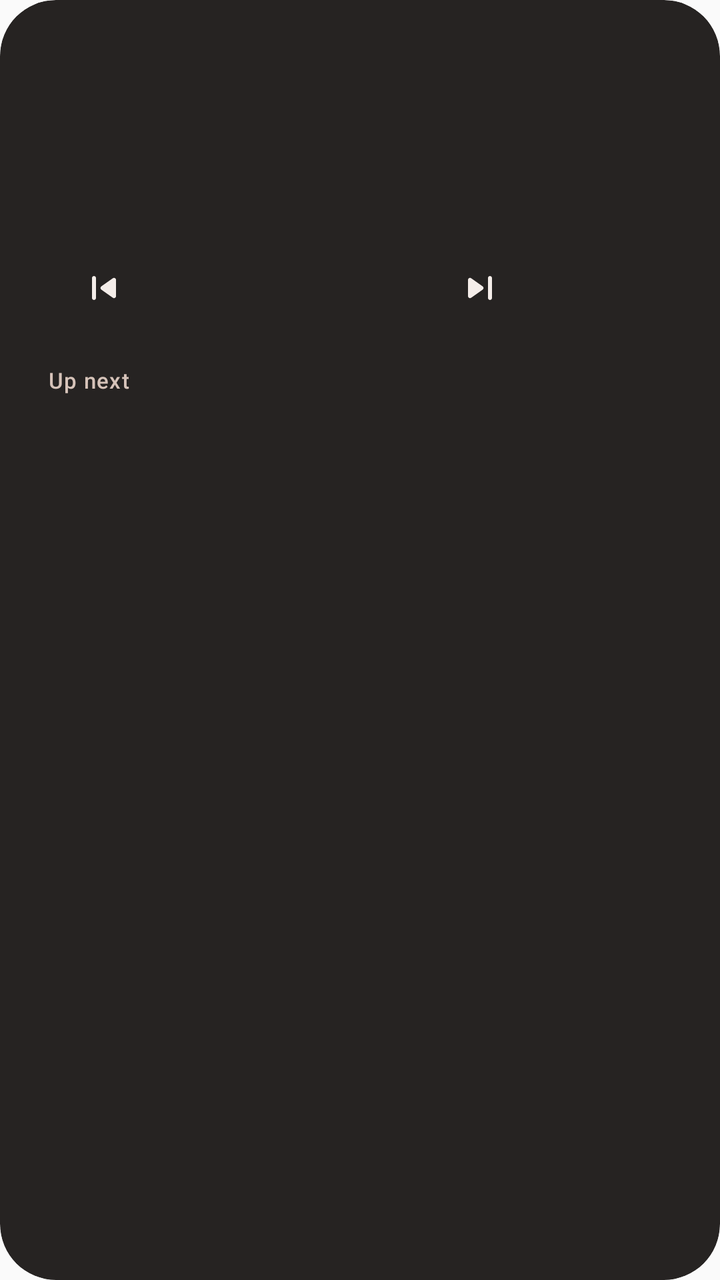
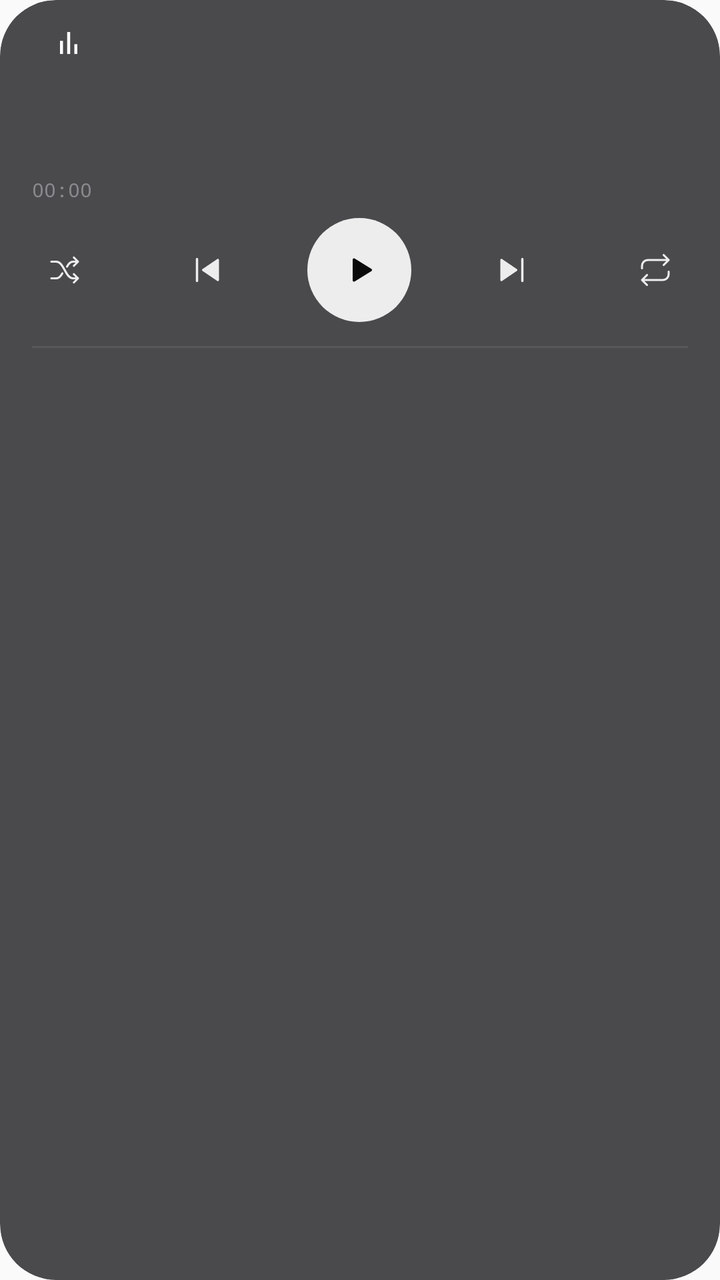

An Android layout rendered at two revisions. The XML below is the earlier revision; the diff shows what the commit changed to produce the second picture.
<!-- AndroidManifest.xml: application theme AppTheme -->
<!-- res/layout/widget_tall.xml -->
<?xml version="1.0" encoding="utf-8"?>
<FrameLayout xmlns:android="http://schemas.android.com/apk/res/android"
    android:id="@android:id/background"
    android:layout_width="match_parent"
    android:layout_height="match_parent"
    android:background="@drawable/wg_shape"
    android:clipToOutline="true">

    <ImageView
        android:id="@+id/wg_bg"
        android:layout_width="match_parent"
        android:layout_height="match_parent"
        android:importantForAccessibility="no"
        android:scaleType="fitXY" />

    <LinearLayout
        android:layout_width="match_parent"
        android:layout_height="match_parent"
        android:orientation="vertical">

        <LinearLayout
            android:layout_width="match_parent"
            android:layout_height="176dp"
            android:clipChildren="false"
            android:clipToPadding="false"
            android:orientation="horizontal"
            android:paddingStart="16dp"
            android:paddingEnd="16dp"
            android:paddingTop="10dp"
            android:paddingBottom="10dp">

            <ImageView
                android:id="@+id/wg_art"
                android:layout_width="wrap_content"
                android:layout_height="wrap_content"
                android:importantForAccessibility="no" />

            <LinearLayout
                android:layout_width="0dp"
                android:layout_height="match_parent"
                android:layout_marginStart="16dp"
                android:layout_weight="1"
                android:clipChildren="false"
                android:clipToPadding="false"
                android:orientation="vertical">

                <LinearLayout
                    android:layout_width="match_parent"
                    android:layout_height="18dp"
                    android:gravity="center_vertical"
                    android:orientation="horizontal">

                    <ImageView
                        android:id="@+id/wg_knob"
                        android:layout_width="16dp"
                        android:layout_height="16dp"
                        android:layout_marginEnd="6dp"
                        android:importantForAccessibility="no"
                        android:scaleType="fitXY"
                        android:visibility="gone" />

                    <TextView
                        android:id="@+id/wg_label"
                        style="@style/WgLabel" />
                </LinearLayout>

                <TextView
                    android:id="@+id/wg_title"
                    style="@style/WgText.Medium"
                    android:layout_marginTop="1dp"
                    android:textSize="15dp" />

                <TextView
                    android:id="@+id/wg_artist"
                    style="@style/WgText.Muted"
                    android:layout_marginTop="1dp"
                    android:textSize="13dp" />

                <FrameLayout
                    android:layout_width="match_parent"
                    android:layout_height="0dp"
                    android:layout_weight="1" />

                <ImageView
                    android:id="@+id/wg_scrub"
                    android:layout_width="match_parent"
                    android:layout_height="4dp"
                    android:layout_marginBottom="6dp"
                    android:importantForAccessibility="no"
                    android:scaleType="fitXY" />

                <LinearLayout
                    android:layout_width="match_parent"
                    android:layout_height="44dp"
                    android:clipChildren="false"
                    android:clipToPadding="false"
                    android:gravity="center_vertical"
                    android:orientation="horizontal">

                    <ImageView
                        android:id="@+id/wg_prev"
                        style="@style/WgIconBtn"
                        android:contentDescription="@string/wg_prev"
                        android:src="@drawable/ic_wg_prev" />

                    <FrameLayout
                        android:layout_width="0dp"
                        android:layout_height="1dp"
                        android:layout_weight="1" />

                    <ImageView
                        android:id="@+id/wg_play"
                        style="@style/WgPlay"
                        android:layout_width="60dp"
                        android:layout_height="44dp" />

                    <FrameLayout
                        android:layout_width="0dp"
                        android:layout_height="1dp"
                        android:layout_weight="1" />

                    <ImageView
                        android:id="@+id/wg_next"
                        style="@style/WgIconBtn"
                        android:contentDescription="@string/wg_next"
                        android:src="@drawable/ic_wg_next" />

                    <FrameLayout
                        android:layout_width="0dp"
                        android:layout_height="1dp"
                        android:layout_weight="1" />

                    <ImageView
                        android:id="@+id/wg_shuffle"
                        android:layout_width="40dp"
                        android:layout_height="40dp"
                        android:contentDescription="@string/wg_shuffle"
                        android:scaleType="fitXY" />
                </LinearLayout>
            </LinearLayout>
        </LinearLayout>

        <LinearLayout
            android:id="@+id/wg_queue_box"
            android:clipChildren="false"
            android:clipToPadding="false"
            android:layout_width="match_parent"
            android:layout_height="0dp"
            android:layout_marginStart="8dp"
            android:layout_marginEnd="8dp"
            android:layout_marginBottom="6dp"
            android:layout_weight="1"
            android:orientation="vertical"
            android:padding="8dp">

            <TextView
                android:id="@+id/wg_up_label"
                style="@style/WgLabel"
                android:paddingStart="8dp"
                android:paddingEnd="8dp"
                android:paddingBottom="4dp"
                android:text="Up next" />

            <LinearLayout
                android:id="@+id/wg_queue"
                android:layout_width="match_parent"
                android:layout_height="wrap_content"
                android:orientation="vertical" />
        </LinearLayout>
    </LinearLayout>
</FrameLayout>
<!-- resources referenced by this layout -->
<resources>
  <!-- drawable ic_wg_next (drawable) -->
  <?xml version="1.0" encoding="utf-8"?>
  <vector xmlns:android="http://schemas.android.com/apk/res/android"
      android:width="24dp"
      android:height="24dp"
      android:viewportWidth="24"
      android:viewportHeight="24">
      <path
          android:fillColor="#FFFFFFFF"
          android:pathData="M7.58,16.89l5.77,-4.07c0.56,-0.4 0.56,-1.24 0,-1.63L7.58,7.11C6.91,6.65 6,7.12 6,7.93v8.14C6,16.88 6.91,17.35 7.58,16.89zM16,7v10c0,0.55 0.45,1 1,1s1,-0.45 1,-1V7c0,-0.55 -0.45,-1 -1,-1S16,6.45 16,7z" />
  </vector>
  <!-- drawable ic_wg_prev (drawable) -->
  <?xml version="1.0" encoding="utf-8"?>
  <vector xmlns:android="http://schemas.android.com/apk/res/android"
      android:width="24dp"
      android:height="24dp"
      android:viewportWidth="24"
      android:viewportHeight="24">
      <path
          android:fillColor="#FFFFFFFF"
          android:pathData="M7,6c0.55,0 1,0.45 1,1v10c0,0.55 -0.45,1 -1,1s-1,-0.45 -1,-1V7C6,6.45 6.45,6 7,6zM10.66,12.82l5.77,4.07c0.66,0.47 1.58,-0.01 1.58,-0.82V7.93c0,-0.81 -0.91,-1.28 -1.58,-0.82l-5.77,4.07C10.09,11.58 10.09,12.42 10.66,12.82z" />
  </vector>
  <style name="WgIconBtn">
          <item name="android:layout_width">40dp</item>
          <item name="android:layout_height">44dp</item>
          <item name="android:paddingStart">8dp</item>
          <item name="android:paddingEnd">8dp</item>
          <item name="android:paddingTop">10dp</item>
          <item name="android:paddingBottom">10dp</item>
          <item name="android:scaleType">fitCenter</item>
          <item name="android:tint">@color/wg_text</item>
      </style>
  <style name="WgLabel">
          <item name="android:layout_width">wrap_content</item>
          <item name="android:layout_height">wrap_content</item>
          <item name="android:singleLine">true</item>
          <item name="android:ellipsize">end</item>
          <item name="android:includeFontPadding">false</item>
          <item name="android:fontFamily">sans-serif-medium</item>
          <item name="android:textSize">11dp</item>
          <item name="android:letterSpacing">0.04</item>
          <item name="android:textColor">@color/wg_text2</item>
      </style>
  <style name="WgPlay">
          <item name="android:layout_width">48dp</item>
          <item name="android:layout_height">48dp</item>
          <item name="android:scaleType">fitXY</item>
          <item name="android:contentDescription">@string/wg_play</item>
      </style>
  <style name="WgText.Medium">
          <item name="android:fontFamily">sans-serif-medium</item>
      </style>
  <style name="WgText.Muted">
          <item name="android:textColor">@color/wg_text2</item>
      </style>
  <dimen name="wg_radius">28dp</dimen>
  <color name="wg_glass">#EB141110</color>
  <color name="wg_text">#FFF4EDE9</color>
  <color name="wg_text2">#FFD6C3B9</color>
  <!-- unchanged entries left out for length: 6 -->
</resources>

<!-- the commit's change to res/layout/widget_tall.xml (unified diff, before → after) -->
@@ -16,18 +16,14 @@
     <LinearLayout
         android:layout_width="match_parent"
         android:layout_height="match_parent"
-        android:orientation="vertical">
-
-        <LinearLayout
-            android:layout_width="match_parent"
-            android:layout_height="176dp"
-            android:clipChildren="false"
-            android:clipToPadding="false"
-            android:orientation="horizontal"
-            android:paddingStart="16dp"
-            android:paddingEnd="16dp"
-            android:paddingTop="10dp"
-            android:paddingBottom="10dp">
+        android:orientation="vertical"
+        android:padding="16dp">
+
+        <LinearLayout
+            android:layout_width="match_parent"
+            android:layout_height="wrap_content"
+            android:gravity="bottom"
+            android:orientation="horizontal">
 
             <ImageView
                 android:id="@+id/wg_art"
@@ -37,135 +33,176 @@
 
             <LinearLayout
                 android:layout_width="0dp"
-                android:layout_height="match_parent"
-                android:layout_marginStart="16dp"
+                android:layout_height="wrap_content"
+                android:layout_marginStart="14dp"
                 android:layout_weight="1"
-                android:clipChildren="false"
-                android:clipToPadding="false"
-                android:orientation="vertical">
-
-                <LinearLayout
-                    android:layout_width="match_parent"
-                    android:layout_height="18dp"
-                    android:gravity="center_vertical"
-                    android:orientation="horizontal">
-
-                    <ImageView
-                        android:id="@+id/wg_knob"
-                        android:layout_width="16dp"
-                        android:layout_height="16dp"
-                        android:layout_marginEnd="6dp"
-                        android:importantForAccessibility="no"
-                        android:scaleType="fitXY"
-                        android:visibility="gone" />
-
-                    <TextView
-                        android:id="@+id/wg_label"
-                        style="@style/WgLabel" />
-                </LinearLayout>
+                android:orientation="vertical"
+                android:paddingBottom="2dp">
+
+            <LinearLayout
+                android:layout_width="match_parent"
+                android:layout_height="wrap_content"
+                android:gravity="center_vertical"
+                android:orientation="horizontal">
+
+                <ImageView
+                    android:id="@+id/wg_eq"
+                    android:layout_width="8.5dp"
+                    android:layout_height="11dp"
+                    android:layout_marginEnd="6dp"
+                    android:importantForAccessibility="no"
+                    android:src="@drawable/ic_wg_eq" />
+
+                <TextView
+                    android:id="@+id/wg_label"
+                    style="@style/WgMono" />
+            </LinearLayout>
 
                 <TextView
                     android:id="@+id/wg_title"
-                    style="@style/WgText.Medium"
-                    android:layout_marginTop="1dp"
-                    android:textSize="15dp" />
+                    style="@style/WgText"
+                    android:layout_marginTop="6dp"
+                    android:letterSpacing="-0.015"
+                    android:textSize="22dp" />
 
                 <TextView
                     android:id="@+id/wg_artist"
                     style="@style/WgText.Muted"
-                    android:layout_marginTop="1dp"
-                    android:textSize="13dp" />
-
-                <FrameLayout
-                    android:layout_width="match_parent"
-                    android:layout_height="0dp"
-                    android:layout_weight="1" />
-
-                <ImageView
-                    android:id="@+id/wg_scrub"
-                    android:layout_width="match_parent"
-                    android:layout_height="4dp"
-                    android:layout_marginBottom="6dp"
-                    android:importantForAccessibility="no"
-                    android:scaleType="fitXY" />
-
-                <LinearLayout
-                    android:layout_width="match_parent"
-                    android:layout_height="44dp"
-                    android:clipChildren="false"
-                    android:clipToPadding="false"
-                    android:gravity="center_vertical"
-                    android:orientation="horizontal">
-
-                    <ImageView
-                        android:id="@+id/wg_prev"
-                        style="@style/WgIconBtn"
-                        android:contentDescription="@string/wg_prev"
-                        android:src="@drawable/ic_wg_prev" />
-
-                    <FrameLayout
-                        android:layout_width="0dp"
-                        android:layout_height="1dp"
-                        android:layout_weight="1" />
-
-                    <ImageView
-                        android:id="@+id/wg_play"
-                        style="@style/WgPlay"
-                        android:layout_width="60dp"
-                        android:layout_height="44dp" />
-
-                    <FrameLayout
-                        android:layout_width="0dp"
-                        android:layout_height="1dp"
-                        android:layout_weight="1" />
-
-                    <ImageView
-                        android:id="@+id/wg_next"
-                        style="@style/WgIconBtn"
-                        android:contentDescription="@string/wg_next"
-                        android:src="@drawable/ic_wg_next" />
-
-                    <FrameLayout
-                        android:layout_width="0dp"
-                        android:layout_height="1dp"
-                        android:layout_weight="1" />
-
-                    <ImageView
-                        android:id="@+id/wg_shuffle"
-                        android:layout_width="40dp"
-                        android:layout_height="40dp"
-                        android:contentDescription="@string/wg_shuffle"
-                        android:scaleType="fitXY" />
-                </LinearLayout>
+                    android:layout_marginTop="6dp"
+                    android:textSize="14dp" />
             </LinearLayout>
         </LinearLayout>
 
+        <ImageView
+            android:id="@+id/wg_scrub"
+            android:layout_width="wrap_content"
+            android:layout_height="wrap_content"
+            android:layout_marginStart="-10dp"
+            android:layout_marginTop="6dp"
+            android:layout_marginEnd="-10dp"
+            android:layout_marginBottom="-6dp"
+            android:importantForAccessibility="no" />
+
+        <LinearLayout
+            android:layout_width="match_parent"
+            android:layout_height="wrap_content"
+            android:layout_marginTop="6dp"
+            android:orientation="horizontal">
+
+            <Chronometer
+                android:id="@+id/wg_pos"
+                style="@style/WgMono"
+                android:letterSpacing="0"
+                android:textSize="10dp" />
+
+            <FrameLayout
+                android:layout_width="0dp"
+                android:layout_height="1dp"
+                android:layout_weight="1" />
+
+            <TextView
+                android:id="@+id/wg_dur"
+                style="@style/WgMono"
+                android:letterSpacing="0"
+                android:textSize="10dp" />
+        </LinearLayout>
+
+        <LinearLayout
+            android:layout_width="match_parent"
+            android:layout_height="wrap_content"
+            android:layout_marginStart="-6dp"
+            android:layout_marginTop="8dp"
+            android:layout_marginEnd="-6dp"
+            android:gravity="center_vertical"
+            android:orientation="horizontal">
+
+            <ImageView
+                android:id="@+id/wg_shuffle"
+                android:layout_width="44dp"
+                android:layout_height="44dp"
+                android:contentDescription="@string/wg_shuffle"
+                android:padding="12dp"
+                android:scaleType="fitCenter"
+                android:src="@drawable/ic_wg_shuffle"
+                android:tint="@color/wg_text" />
+
+            <FrameLayout
+                android:layout_width="0dp"
+                android:layout_height="1dp"
+                android:layout_weight="1" />
+
+            <ImageView
+                android:id="@+id/wg_prev"
+                android:layout_width="44dp"
+                android:layout_height="44dp"
+                android:contentDescription="@string/wg_prev"
+                android:padding="11dp"
+                android:scaleType="fitCenter"
+                android:src="@drawable/ic_wg_prev"
+                android:tint="@color/wg_text" />
+
+            <FrameLayout
+                android:layout_width="0dp"
+                android:layout_height="1dp"
+                android:layout_weight="1" />
+
+            <ImageView
+                android:id="@+id/wg_play"
+                style="@style/WgPlay"
+                android:layout_width="52dp"
+                android:layout_height="52dp"
+                android:padding="16dp" />
+
+            <FrameLayout
+                android:layout_width="0dp"
+                android:layout_height="1dp"
+                android:layout_weight="1" />
+
+            <ImageView
+                android:id="@+id/wg_next"
+                android:layout_width="44dp"
+                android:layout_height="44dp"
+                android:contentDescription="@string/wg_next"
+                android:padding="11dp"
+                android:scaleType="fitCenter"
+                android:src="@drawable/ic_wg_next"
+                android:tint="@color/wg_text" />
+
+            <FrameLayout
+                android:layout_width="0dp"
+                android:layout_height="1dp"
+                android:layout_weight="1" />
+
+            <ImageView
+                android:id="@+id/wg_repeat"
+                android:layout_width="44dp"
+                android:layout_height="44dp"
+                android:contentDescription="@string/wg_repeat"
+                android:padding="12dp"
+                android:scaleType="fitCenter"
+                android:src="@drawable/ic_wg_repeat"
+                android:tint="@color/wg_text" />
+        </LinearLayout>
+
         <LinearLayout
             android:id="@+id/wg_queue_box"
-            android:clipChildren="false"
-            android:clipToPadding="false"
             android:layout_width="match_parent"
             android:layout_height="0dp"
-            android:layout_marginStart="8dp"
-            android:layout_marginEnd="8dp"
-            android:layout_marginBottom="6dp"
+            android:layout_marginTop="12dp"
             android:layout_weight="1"
-            android:orientation="vertical"
-            android:padding="8dp">
-
-            <TextView
-                android:id="@+id/wg_up_label"
-                style="@style/WgLabel"
-                android:paddingStart="8dp"
-                android:paddingEnd="8dp"
-                android:paddingBottom="4dp"
-                android:text="Up next" />
+            android:orientation="vertical">
+
+            <FrameLayout
+                android:layout_width="match_parent"
+                android:layout_height="1dp"
+                android:background="@color/wg_hair" />
 
             <LinearLayout
                 android:id="@+id/wg_queue"
                 android:layout_width="match_parent"
                 android:layout_height="wrap_content"
-                android:orientation="vertical" />
+                android:orientation="vertical"
+                android:paddingTop="4dp" />
         </LinearLayout>
     </LinearLayout>
 </FrameLayout>
<!-- resource entries referenced after the edit -->
@@ -1,5 +1,6 @@
 <!-- resources referenced by this layout -->
 <resources>
+  <color name="wg_hair">#14FFFFFF</color>
   <!-- drawable ic_wg_next (drawable) -->
   <?xml version="1.0" encoding="utf-8"?>
   <vector xmlns:android="http://schemas.android.com/apk/res/android"
@@ -7,9 +8,8 @@
       android:height="24dp"
       android:viewportWidth="24"
       android:viewportHeight="24">
-      <path
-          android:fillColor="#FFFFFFFF"
-          android:pathData="M7.58,16.89l5.77,-4.07c0.56,-0.4 0.56,-1.24 0,-1.63L7.58,7.11C6.91,6.65 6,7.12 6,7.93v8.14C6,16.88 6.91,17.35 7.58,16.89zM16,7v10c0,0.55 0.45,1 1,1s1,-0.45 1,-1V7c0,-0.55 -0.45,-1 -1,-1S16,6.45 16,7z" />
+      <path android:fillColor="#FFFFFFFF" android:pathData="M6,6.5v11a0.6,0.6 0,0 0,0.9 0.5L15,12.5a0.6,0.6 0,0 0,0 -1L6.9,6a0.6,0.6 0,0 0,-0.9 0.5z" />
+      <path android:strokeColor="#FFFFFFFF" android:strokeWidth="1.25" android:strokeLineCap="round" android:strokeLineJoin="round" android:pathData="M18,6v12" />
   </vector>
   <!-- drawable ic_wg_prev (drawable) -->
   <?xml version="1.0" encoding="utf-8"?>
@@ -18,47 +18,89 @@
       android:height="24dp"
       android:viewportWidth="24"
       android:viewportHeight="24">
-      <path
-          android:fillColor="#FFFFFFFF"
-          android:pathData="M7,6c0.55,0 1,0.45 1,1v10c0,0.55 -0.45,1 -1,1s-1,-0.45 -1,-1V7C6,6.45 6.45,6 7,6zM10.66,12.82l5.77,4.07c0.66,0.47 1.58,-0.01 1.58,-0.82V7.93c0,-0.81 -0.91,-1.28 -1.58,-0.82l-5.77,4.07C10.09,11.58 10.09,12.42 10.66,12.82z" />
+      <path android:fillColor="#FFFFFFFF" android:pathData="M18,6.5v11a0.6,0.6 0,0 1,-0.9 0.5L9,12.5a0.6,0.6 0,0 1,0 -1L17.1,6a0.6,0.6 0,0 1,0.9 0.5z" />
+      <path android:strokeColor="#FFFFFFFF" android:strokeWidth="1.25" android:strokeLineCap="round" android:strokeLineJoin="round" android:pathData="M6,6v12" />
   </vector>
-  <style name="WgIconBtn">
-          <item name="android:layout_width">40dp</item>
-          <item name="android:layout_height">44dp</item>
-          <item name="android:paddingStart">8dp</item>
-          <item name="android:paddingEnd">8dp</item>
-          <item name="android:paddingTop">10dp</item>
-          <item name="android:paddingBottom">10dp</item>
-          <item name="android:scaleType">fitCenter</item>
-          <item name="android:tint">@color/wg_text</item>
-      </style>
-  <style name="WgLabel">
+  <!-- drawable ic_wg_repeat (drawable) -->
+  <?xml version="1.0" encoding="utf-8"?>
+  <vector xmlns:android="http://schemas.android.com/apk/res/android"
+      android:width="24dp"
+      android:height="24dp"
+      android:viewportWidth="24"
+      android:viewportHeight="24">
+      <path android:strokeColor="#FFFFFFFF" android:strokeWidth="1.25" android:strokeLineCap="round" android:strokeLineJoin="round" android:pathData="M4,11V9.5A3.5,3.5 0,0 1,7.5 6H20M17,3l3,3 -3,3M20,13v1.5a3.5,3.5 0,0 1,-3.5 3.5H4M7,21l-3,-3 3,-3" />
+  </vector>
+  <!-- drawable ic_wg_shuffle (drawable) -->
+  <?xml version="1.0" encoding="utf-8"?>
+  <vector xmlns:android="http://schemas.android.com/apk/res/android"
+      android:width="24dp"
+      android:height="24dp"
+      android:viewportWidth="24"
+      android:viewportHeight="24">
+      <path android:strokeColor="#FFFFFFFF" android:strokeWidth="1.25" android:strokeLineCap="round" android:strokeLineJoin="round" android:pathData="M4,7h3c4.5,0 5.5,10 10,10h3M4,17h3c1.6,0 2.7,-1.3 3.6,-3M13.4,10c0.9,-1.7 2,-3 3.6,-3h3M17.5,4.5L20,7l-2.5,2.5M17.5,14.5L20,17l-2.5,2.5" />
+  </vector>
+  <string name="wg_repeat">Repeat</string>
+  <style name="WgMono">
           <item name="android:layout_width">wrap_content</item>
           <item name="android:layout_height">wrap_content</item>
           <item name="android:singleLine">true</item>
           <item name="android:ellipsize">end</item>
           <item name="android:includeFontPadding">false</item>
-          <item name="android:fontFamily">sans-serif-medium</item>
-          <item name="android:textSize">11dp</item>
-          <item name="android:letterSpacing">0.04</item>
-          <item name="android:textColor">@color/wg_text2</item>
+          <item name="android:fontFamily">monospace</item>
+          <item name="android:textSize">9dp</item>
+          <item name="android:letterSpacing">0.14</item>
+          <item name="android:textColor">@color/wg_muted</item>
       </style>
   <style name="WgPlay">
-          <item name="android:layout_width">48dp</item>
-          <item name="android:layout_height">48dp</item>
-          <item name="android:scaleType">fitXY</item>
+          <item name="android:layout_width">44dp</item>
+          <item name="android:layout_height">44dp</item>
+          <item name="android:padding">13dp</item>
+          <item name="android:scaleType">fitCenter</item>
+          <item name="android:background">@drawable/wg_play_bg</item>
+          <item name="android:src">@drawable/ic_wg_play</item>
+          <item name="android:tint">@color/wg_base</item>
           <item name="android:contentDescription">@string/wg_play</item>
       </style>
-  <style name="WgText.Medium">
-          <item name="android:fontFamily">sans-serif-medium</item>
+  <style name="WgText">
+          <item name="android:layout_width">match_parent</item>
+          <item name="android:layout_height">wrap_content</item>
+          <item name="android:singleLine">true</item>
+          <item name="android:ellipsize">end</item>
+          <item name="android:includeFontPadding">false</item>
+          <item name="android:fontFamily">sans-serif</item>
+          <item name="android:textColor">@color/wg_text</item>
       </style>
   <style name="WgText.Muted">
-          <item name="android:textColor">@color/wg_text2</item>
+          <item name="android:textColor">@color/wg_muted</item>
       </style>
-  <dimen name="wg_radius">28dp</dimen>
-  <color name="wg_glass">#EB141110</color>
-  <color name="wg_text">#FFF4EDE9</color>
-  <color name="wg_text2">#FFD6C3B9</color>
+  <dimen name="wg_radius">24dp</dimen>
+  <color name="wg_glass">#CC1E1E22</color>
+  <color name="wg_muted">#FF8A8A8E</color>
+  <!-- drawable wg_play_bg (drawable) -->
+  <?xml version="1.0" encoding="utf-8"?>
+  <shape xmlns:android="http://schemas.android.com/apk/res/android" android:shape="oval">
+      <solid android:color="#FFEDEDED" />
+  </shape>
+  <!-- drawable ic_wg_play (drawable) -->
+  <?xml version="1.0" encoding="utf-8"?>
+  <vector xmlns:android="http://schemas.android.com/apk/res/android"
+      android:width="24dp"
+      android:height="24dp"
+      android:viewportWidth="24"
+      android:viewportHeight="24">
+      <path android:fillColor="#FFFFFFFF" android:pathData="M8,5.8v12.4a0.8,0.8 0,0 0,1.2 0.7l10,-6.2a0.8,0.8 0,0 0,0 -1.4l-10,-6.2A0.8,0.8 0,0 0,8 5.8z" />
+  </vector>
+  <color name="wg_base">#FF0B0B0C</color>
+  <color name="wg_text">#FFEDEDED</color>
+  <!-- drawable ic_wg_eq (drawable) -->
+  <?xml version="1.0" encoding="utf-8"?>
+  <vector xmlns:android="http://schemas.android.com/apk/res/android"
+      android:width="8.5dp"
+      android:height="11dp"
+      android:viewportWidth="8.5"
+      android:viewportHeight="11">
+      <path android:fillColor="#FFFFFFFF" android:pathData="M0,4.4h1.5v6.6h-1.5zM3.5,0h1.5v11h-1.5zM7,6.05h1.5v4.95h-1.5z" />
+  </vector>
   <!-- unchanged entries left out for length: 6 -->
 </resources>
 
